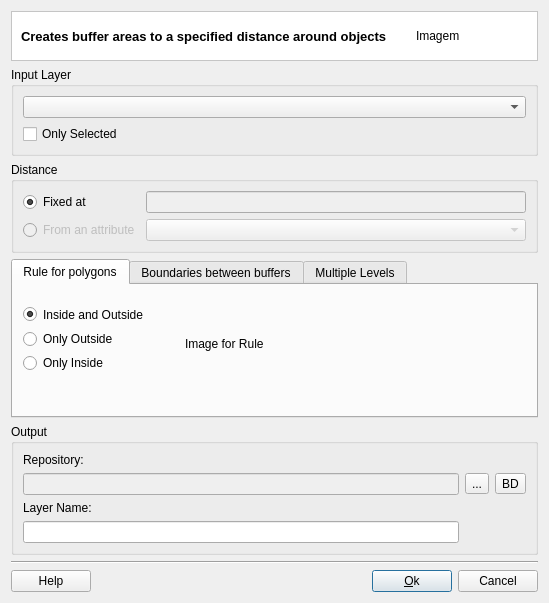
The window that src/terralib/vp/qt/ui/BufferDialogForm.ui (claudiobogossian/terralib5) describes before a commit, drawn with Qt 5.
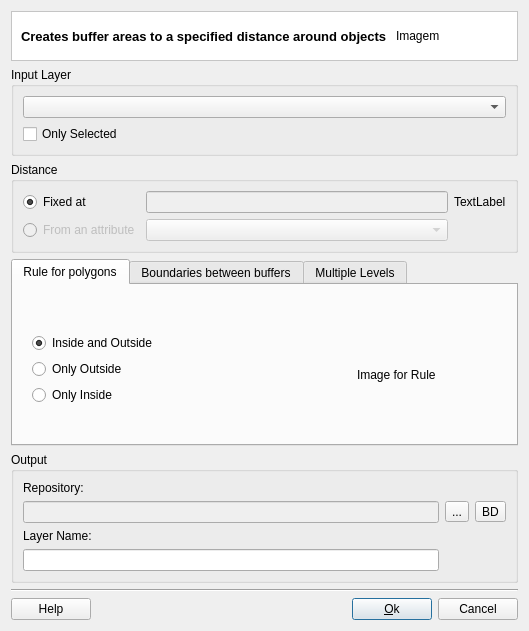
The same window after the commit. Custom widgets are drawn as their Qt base class.

Commit message: including tooltips interface showing the unit of the distance (the same as the input layer' SRS)

Patch:
```diff
--- a/src/terralib/vp/qt/ui/BufferDialogForm.ui
+++ b/src/terralib/vp/qt/ui/BufferDialogForm.ui
@@ -6,17 +6,17 @@
    <rect>
     <x>0</x>
     <y>0</y>
-    <width>549</width>
-    <height>603</height>
+    <width>479</width>
+    <height>631</height>
    </rect>
   </property>
   <property name="windowTitle">
    <string>Buffer Operation</string>
   </property>
-  <layout class="QGridLayout" name="gridLayout_6">
+  <layout class="QGridLayout" name="gridLayout_8">
    <item row="0" column="0">
-    <layout class="QGridLayout" name="gridLayout_5">
-     <item row="0" column="0">
+    <layout class="QVBoxLayout" name="verticalLayout">
+     <item>
       <widget class="QFrame" name="frame_2">
        <property name="styleSheet">
         <string notr="true">QWidget { background: white }</string>
@@ -73,7 +73,7 @@
        </layout>
       </widget>
      </item>
-     <item row="1" column="0">
+     <item>
       <widget class="QGroupBox" name="m_inputGroupBox">
        <property name="title">
         <string>Input Layer</string>
@@ -95,12 +95,12 @@
        </layout>
       </widget>
      </item>
-     <item row="2" column="0">
+     <item>
       <widget class="QGroupBox" name="m_distanceGroupBox">
        <property name="title">
         <string>Distance</string>
        </property>
-       <layout class="QGridLayout" name="gridLayout_18">
+       <layout class="QGridLayout" name="gridLayout_5">
         <item row="0" column="0">
          <widget class="QRadioButton" name="m_fixedRadioButton">
           <property name="text">
@@ -111,27 +111,22 @@
           </property>
          </widget>
         </item>
-        <item row="0" column="1" rowspan="2">
-         <layout class="QGridLayout" name="gridLayout_17">
-          <item row="0" column="0">
-           <layout class="QGridLayout" name="gridLayout_8">
-            <item row="0" column="0">
+        <item row="0" column="1">
              <widget class="QLineEdit" name="m_fixedDistanceLineEdit">
               <property name="enabled">
                <bool>false</bool>
               </property>
-             </widget>
-            </item>
-           </layout>
-          </item>
-          <item row="1" column="0">
-           <widget class="QComboBox" name="m_fromAttDistanceComboBox">
-            <property name="enabled">
-             <bool>false</bool>
-            </property>
-           </widget>
-          </item>
-         </layout>
+          <property name="toolTip">
+           <string>The buffer distance should be given in  layer' SRS unit</string>
+          </property>
+         </widget>
+        </item>
+        <item row="0" column="2">
+         <widget class="QLabel" name="unitLabel">
+          <property name="text">
+           <string>TextLabel</string>
+          </property>
+         </widget>
         </item>
         <item row="1" column="0">
          <widget class="QRadioButton" name="m_fromAttRadioButton">
@@ -146,10 +141,17 @@
           </property>
          </widget>
         </item>
+        <item row="1" column="1">
+         <widget class="QComboBox" name="m_fromAttDistanceComboBox">
+          <property name="enabled">
+           <bool>false</bool>
+          </property>
+         </widget>
+        </item>
        </layout>
       </widget>
      </item>
-     <item row="3" column="0">
+     <item>
       <widget class="QTabWidget" name="tabWidget">
        <property name="minimumSize">
         <size>
@@ -185,15 +187,8 @@
         <attribute name="title">
          <string>Rule for polygons</string>
         </attribute>
-        <widget class="QWidget" name="layoutWidget">
-         <property name="geometry">
-          <rect>
-           <x>0</x>
-           <y>10</y>
-           <width>322</width>
-           <height>77</height>
-          </rect>
-         </property>
+        <layout class="QGridLayout" name="gridLayout_6">
+         <item row="0" column="0">
          <layout class="QGridLayout" name="gridLayout_7">
           <property name="leftMargin">
            <number>10</number>
@@ -267,7 +262,8 @@
            </widget>
           </item>
          </layout>
-        </widget>
+         </item>
+        </layout>
        </widget>
        <widget class="QWidget" name="m_boundBufferTab">
         <attribute name="title">
@@ -408,7 +404,7 @@
        </widget>
       </widget>
      </item>
-     <item row="4" column="0">
+     <item>
       <widget class="QGroupBox" name="m_outputGroupBox">
        <property name="sizePolicy">
         <sizepolicy hsizetype="Preferred" vsizetype="Preferred">
@@ -473,7 +469,7 @@
        </layout>
       </widget>
      </item>
-     <item row="5" column="0">
+     <item>
       <layout class="QGridLayout" name="gridLayout_14">
        <item row="0" column="0">
         <widget class="Line" name="line_2">
```
Left out of the diff: 57 changed lines with no effect on the pictures. Lines whose indentation alone changed are shown as unchanged. The commit also changes 1 other file.
